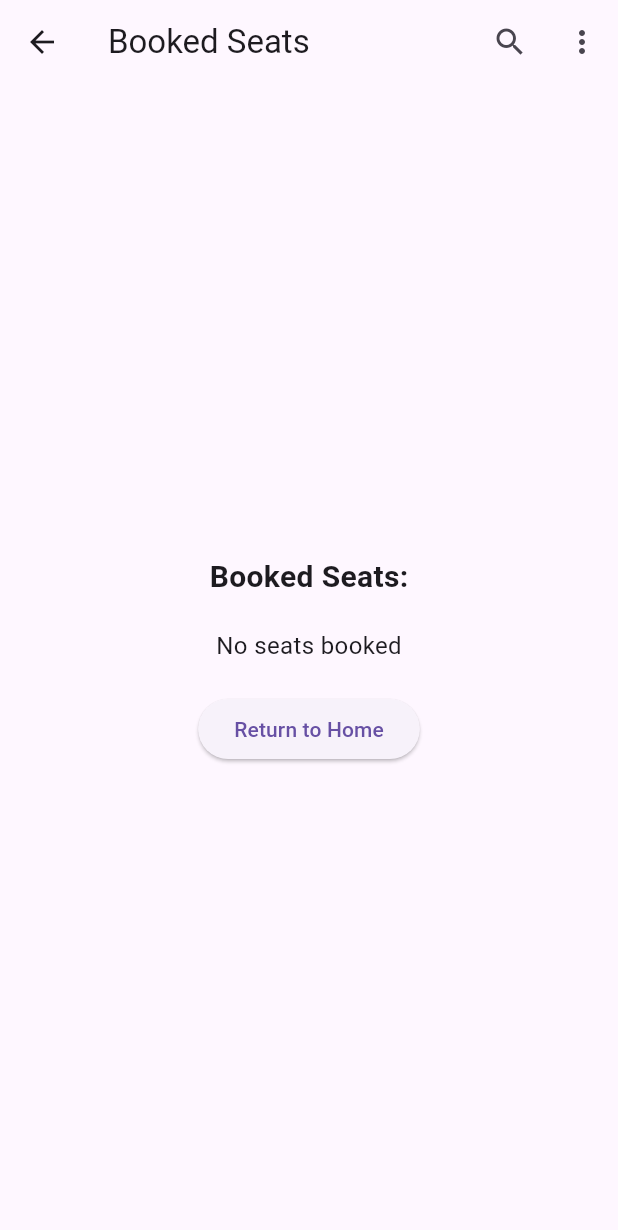
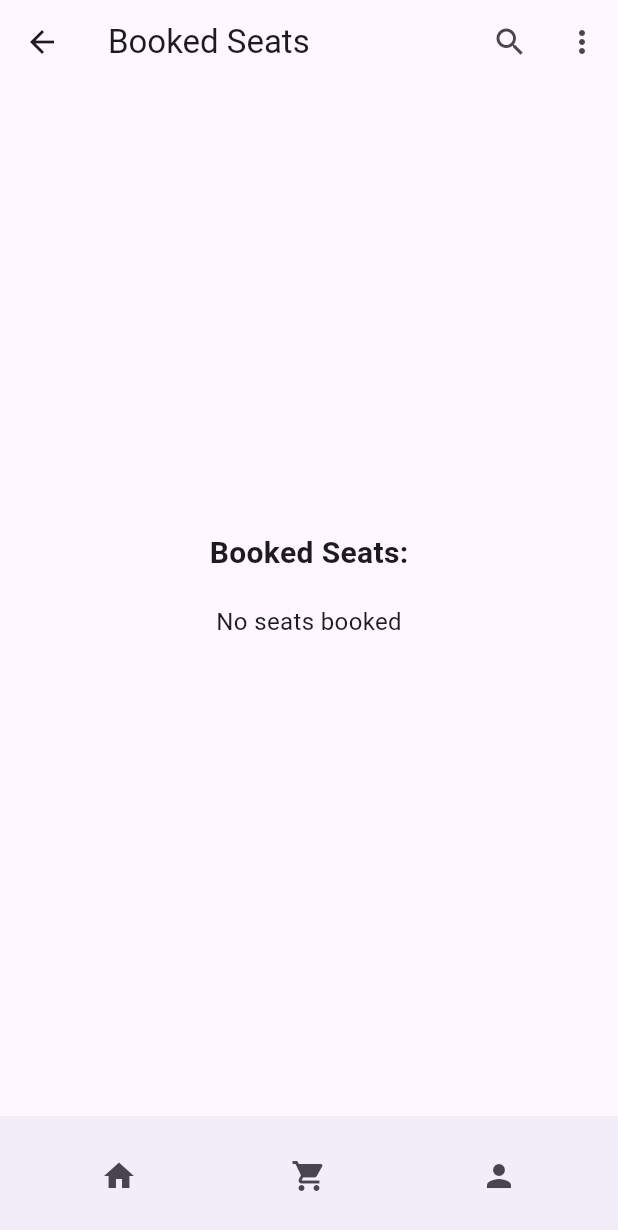
Before and after one commit to 221110278/Capt, a Flutter app: the BookedSeatsScreen screen opened directly with empty values, on a phone screen of 412 x 824 dp. Shown: the top 1230 px of the screen. Run offline on Flutter 3.47's test engine with Material 3 defaults, Android fonts, the phone set to English and light mode, and no system bars; key blocks and very long unbroken strings in the code were emptied for the run.

Commit message:
Menambahkan bottom nav bar pada screen ini
menghilangkan return to home button

```diff
--- a/lib/components/bookedTiket.dart
+++ b/lib/components/bookedTiket.dart
@@ -1,6 +1,6 @@
 import 'package:flutter/material.dart';
-import 'package:tugas/components/listUsers.dart';
-import 'package:tugas/screens/home.dart';
+import 'package:tugas/components/bottom_nav_bar.dart';
+
 
 class BookedSeatsScreen extends StatelessWidget {
   final List<int> bookedSeats;
@@ -9,22 +9,21 @@ class BookedSeatsScreen extends StatelessWidget {
 
   @override
   Widget build(BuildContext context) {
+    // Adjust the selected seats by adding 1 to each selected seat
+    List<int> adjustedBookedSeats = bookedSeats.map((seat) => seat + 1).toList();
+
     return Scaffold(
       appBar: AppBar(
         title: Text('Booked Seats'),
         actions: [
           IconButton(
             icon: Icon(Icons.search),
-            onPressed: () {
-
-            },
+            onPressed: () {},
           ),
           IconButton(
             icon: Icon(Icons.more_vert),
-              onPressed: () {
-
-              },
-            )
+            onPressed: () {},
+          ),
         ],
       ),
       body: Center(
@@ -37,23 +36,20 @@ Widget build(BuildContext context) {
             ),
             SizedBox(height: 20),
             Text(
-            bookedSeats.isEmpty ? 'No seats booked' : bookedSeats.join(', '),
+              adjustedBookedSeats.isEmpty ? 'No seats booked' : adjustedBookedSeats.join(', '),
               style: TextStyle(fontSize: 16),
             ),
             SizedBox(height: 20),
-          ElevatedButton(
-            onPressed: () {
-              Navigator.push(
-                context,
-                MaterialPageRoute(
-                  builder: (context) => Home(username: listUsers.isNotEmpty ? listUsers.first["username"] : "username",selectedSeats: [],),
-                ),
-              ); // Navigate back to the previous screen (Home screen)
-            },
-            child: Text('Return to Home'),
-          ),
           ],
         ),
+      ),
+      bottomNavigationBar: MyBottomNavigationBar(
+        currentIndex: 0,
+        onTap: (index) {
+          // Handle navigation based on index
+        },
+        bookedSeats: adjustedBookedSeats, // Pass the adjusted selected seats
+        username: "", // Provide a value for the username parameter
       ),
     );
   }
```
Lines whose indentation alone changed are shown as unchanged.
